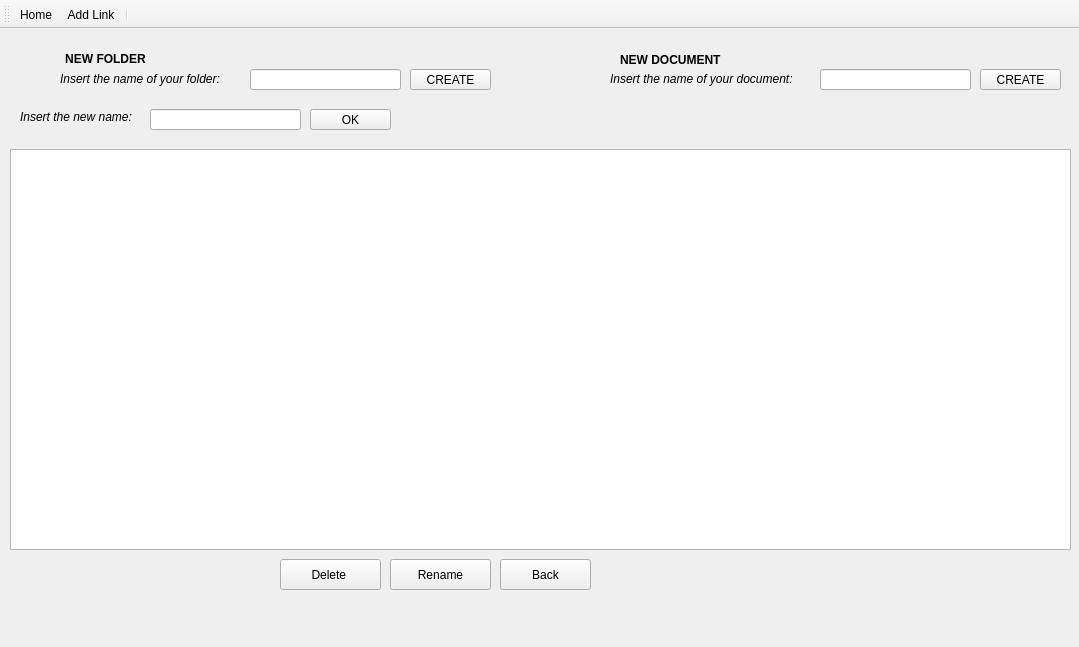
Above: GUI/SymposiumGui/directory.ui from RickZack/Symposium before the change. Below: the same form after it.
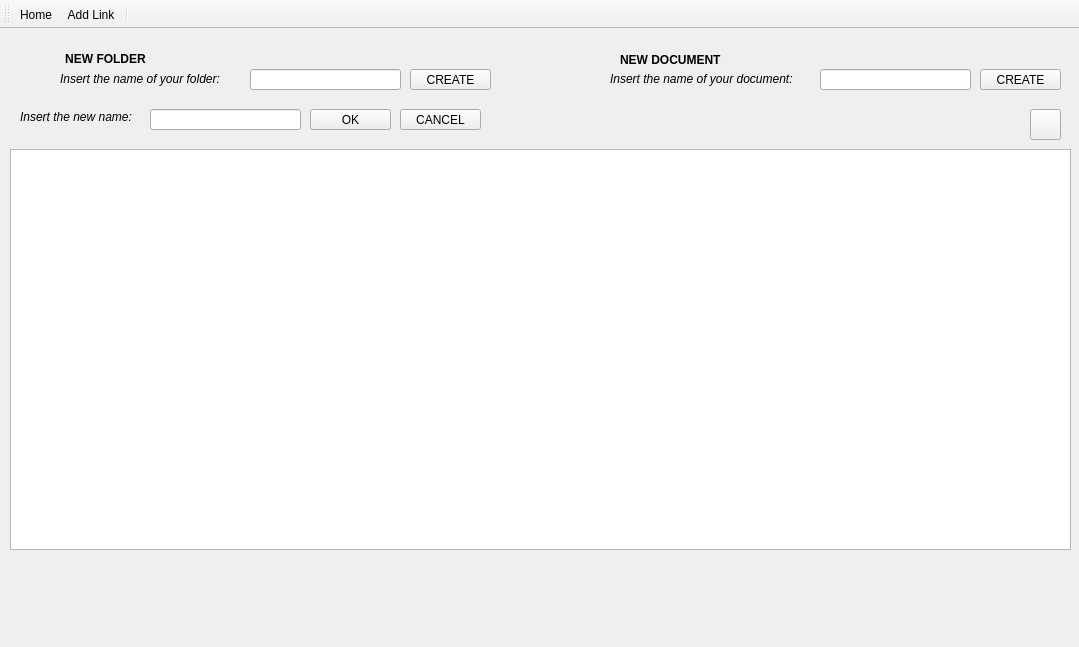
That is the form after the change. Icons and pictures are not drawn.

Commit message:
modifiche directory/notepad/symbol
Ultime modifiche

```diff
--- a/GUI/SymposiumGui/directory.ui
+++ b/GUI/SymposiumGui/directory.ui
@@ -30,19 +30,6 @@
      </rect>
     </property>
    </widget>
-   <widget class="QPushButton" name="pushButton_2">
-    <property name="geometry">
-     <rect>
-      <x>280</x>
-      <y>530</y>
-      <width>101</width>
-      <height>31</height>
-     </rect>
-    </property>
-    <property name="text">
-     <string>Delete </string>
-    </property>
-   </widget>
    <widget class="QLineEdit" name="name">
     <property name="geometry">
      <rect>
@@ -177,14 +164,14 @@
    <widget class="QPushButton" name="back_button">
     <property name="geometry">
      <rect>
-      <x>500</x>
-      <y>530</y>
-      <width>91</width>
+      <x>1030</x>
+      <y>80</y>
+      <width>31</width>
       <height>31</height>
      </rect>
     </property>
     <property name="text">
-     <string>Back</string>
+     <string/>
     </property>
    </widget>
    <widget class="QLabel" name="label_6">
@@ -210,19 +197,6 @@
      </rect>
     </property>
    </widget>
-   <widget class="QPushButton" name="renameButt">
-    <property name="geometry">
-     <rect>
-      <x>390</x>
-      <y>530</y>
-      <width>101</width>
-      <height>31</height>
-     </rect>
-    </property>
-    <property name="text">
-     <string>Rename</string>
-    </property>
-   </widget>
    <widget class="QLineEdit" name="renameLabel">
     <property name="geometry">
      <rect>
@@ -265,6 +239,25 @@
      <string>OK</string>
     </property>
    </widget>
+   <widget class="QPushButton" name="okButton_2">
+    <property name="geometry">
+     <rect>
+      <x>400</x>
+      <y>80</y>
+      <width>81</width>
+      <height>21</height>
+     </rect>
+    </property>
+    <property name="minimumSize">
+     <size>
+      <width>61</width>
+      <height>0</height>
+     </size>
+    </property>
+    <property name="text">
+     <string>CANCEL</string>
+    </property>
+   </widget>
   </widget>
   <widget class="QMenuBar" name="menubar">
    <property name="geometry">
```
The commit also changes 6 other files.
